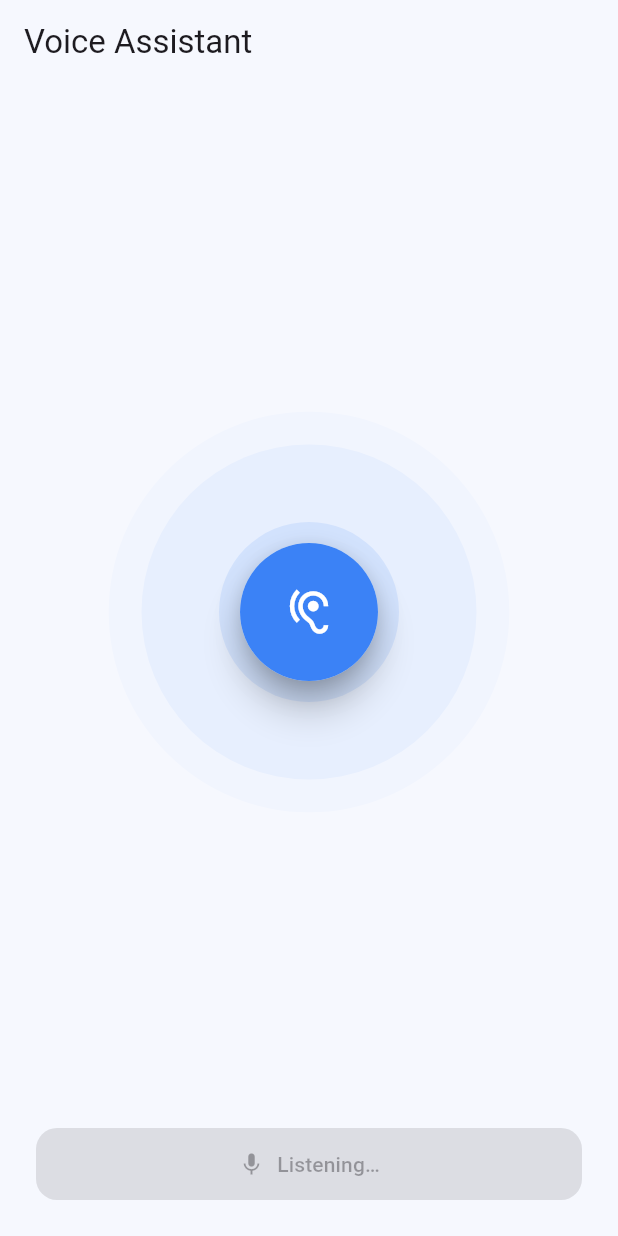
After one commit to mostafaahmd/clinico, a Flutter app: the VoiceAssistantPage screen opened by its route, after a tap on the "mic" icon, on a phone screen of 412 x 824 dp. The commit adds this screen. Run offline on Flutter 3.47's test engine with Material 3 defaults, Android fonts, the light colour scheme and no system bars; our stand-ins replace awesome_notifications, fl_chart, flutter_riverpod, flutter_tts, get_it, go_router and 3 more; missing offline and left inert: postgrest; accounts and stored records are empty.

Commit message:
feat(M2): ai voice screen

```diff
--- a/lib/core/routing/app_router.dart
+++ b/lib/core/routing/app_router.dart
@@ -13,6 +13,7 @@ import 'package:clinico/features/medicines/presentation/widgets/medicine_form_pa
 import 'package:clinico/features/onboarding/presentation/screens/onboarding_health_page.dart';
 import 'package:clinico/features/progress/presentation/screens/progress_page.dart';
 import 'package:clinico/features/settings/presentation/screens/settings_page.dart';
+import 'package:clinico/features/voice/presentation/screens/voice_assisstant_page.dart';
 import 'package:clinico/features/weight/presentation/screens/weight_list_page.dart';
 import 'package:flutter/material.dart';
 import 'package:go_router/go_router.dart';
@@ -59,6 +60,7 @@ final appRouter = GoRouter(
     GoRoute(path: '/progress',      builder: (_, __) => const ProgressPage()),
     GoRoute(path: '/settings',      builder: (_, __) => const SettingsPage()),
     GoRoute(path: '/my-weight',     builder: (_, __) => const WeightListPage()),
+    GoRoute(path: '/voice', builder: (_, __) => const VoiceAssistantPage()),
   ],
 
   // Guard/Redirect بسيط
--- /dev/null
+++ b/lib/core/voice/voice_assistant.dart
@@ -0,0 +1,41 @@
+import 'package:speech_to_text/speech_to_text.dart' as stt;
+import 'package:flutter_tts/flutter_tts.dart';
+
+class VoiceAssistant {
+  final stt.SpeechToText _stt = stt.SpeechToText();
+  final FlutterTts _tts = FlutterTts();
+
+  bool _ready = false;
+
+  Future<bool> init({String ttsLang = 'ar-SA'}) async {
+    final ok = await _stt.initialize();
+    await _tts.setLanguage(ttsLang);      // 'ar-SA' أو 'en-US'
+    await _tts.setSpeechRate(0.5);        // سرعة مريحة
+    _ready = ok;
+    return ok;
+  }
+
+  Future<String?> listenOnce({String localeId = 'ar_SA'}) async {
+    if (!_ready) {
+      final ok = await init(ttsLang: localeId == 'ar_SA' ? 'ar-SA' : 'en-US');
+      if (!ok) return null;
+    }
+    String? text;
+    await _stt.listen(
+      localeId: localeId,
+      listenFor: const Duration(seconds: 8),
+      pauseFor: const Duration(seconds: 2),
+      onResult: (r) => text = r.recognizedWords,
+      partialResults: false,
+    );
+    // انتظر لحد ما يوقف تلقائي
+    await Future.delayed(const Duration(seconds: 9));
+    await _stt.stop();
+    return (text?.trim().isEmpty ?? true) ? null : text!.trim();
+  }
+
+  Future<void> speak(String text) async {
+    await _tts.stop();
+    await _tts.speak(text);
+  }
+}
--- /dev/null
+++ b/lib/features/voice/presentation/screens/voice_assisstant_page.dart
@@ -0,0 +1,257 @@
+import 'package:clinico/core/theming/app_colors.dart';
+import 'package:clinico/core/voice/intents_engine.dart';
+import 'package:clinico/core/voice/voice_assistant.dart';
+import 'package:flutter/material.dart';
+import 'package:go_router/go_router.dart';
+
+class VoiceAssistantPage extends StatefulWidget {
+  const VoiceAssistantPage({super.key});
+
+  @override
+  State<VoiceAssistantPage> createState() => _VoiceAssistantPageState();
+}
+
+class _VoiceAssistantPageState extends State<VoiceAssistantPage>
+    with SingleTickerProviderStateMixin {
+  late final AnimationController _c;
+  final _va = VoiceAssistant();
+  final _engine = IntentsEngine();
+
+  bool _busy = false;
+  String? _lastHeard;
+  String? _lastReply;
+
+  @override
+  void initState() {
+    super.initState();
+    _c = AnimationController(
+      vsync: this,
+      duration: const Duration(seconds: 2),
+    )..repeat(); // نبضات لا نهائية
+    _va.init(ttsLang: 'ar-SA');
+  }
+
+  @override
+  void dispose() {
+    _c.dispose();
+    super.dispose();
+  }
+
+  Future<void> _listen() async {
+    if (_busy) return;
+    setState(() {
+      _busy = true;
+      _lastHeard = null;
+      _lastReply = null;
+    });
+
+    try {
+      final heard = await _va.listenOnce(localeId: 'ar_SA');
+      setState(() => _lastHeard = heard ?? '—');
+
+      if (heard == null) {
+        await _va.speak('مسمعتش كويس. حاول تاني.');
+        setState(() => _lastReply = 'مسمعتش كويس. حاول تاني.');
+      } else {
+        final intent = _engine.parse(heard);
+        final reply = await handleIntent(intent, GoRouter.of(context));
+        setState(() => _lastReply = reply);
+        await _va.speak(reply);
+      }
+    } catch (e) {
+      final msg = 'Voice error: $e';
+      setState(() => _lastReply = msg);
+      if (mounted) {
+        ScaffoldMessenger.of(context).showSnackBar(
+          SnackBar(content: Text(msg)),
+        );
+      }
+    } finally {
+      if (mounted) setState(() => _busy = false);
+    }
+  }
+
+  @override
+  Widget build(BuildContext context) {
+    return Scaffold(
+      backgroundColor: AppColors.bg,
+      appBar: AppBar(
+        title: const Text('Voice Assistant'),
+        backgroundColor: AppColors.bg,
+        surfaceTintColor: Colors.transparent,
+      ),
+      body: Padding(
+        padding: const EdgeInsets.fromLTRB(24, 12, 24, 24),
+        child: Column(
+          children: [
+            const SizedBox(height: 12),
+            // دائرة المايك مع نبضات
+            Expanded(
+              child: Center(
+                child: SizedBox(
+                  width: 240,
+                  height: 240,
+                  child: Stack(
+                    alignment: Alignment.center,
+                    children: [
+                      _PulseCircle(controller: _c, delay: 0.0),
+                      _PulseCircle(controller: _c, delay: 0.33),
+                      _PulseCircle(controller: _c, delay: 0.66),
+
+                      // زرّ المايك
+                      Material(
+                        color: Colors.white,
+                        elevation: 10,
+                        shape: const CircleBorder(),
+                        child: InkWell(
+                          customBorder: const CircleBorder(),
+                          onTap: _busy ? null : _listen,
+                          child: AnimatedContainer(
+                            duration: const Duration(milliseconds: 200),
+                            width: 92,
+                            height: 92,
+                            decoration: BoxDecoration(
+                              color: _busy ? AppColors.primary : Colors.white,
+                              shape: BoxShape.circle,
+                              boxShadow: const [
+                                BoxShadow(
+                                  color: Color(0x1A000000),
+                                  blurRadius: 16,
+                                  offset: Offset(0, 8),
+                                )
+                              ],
+                            ),
+                            child: Icon(
+                              _busy ? Icons.hearing : Icons.mic,
+                              size: 34,
+                              color: _busy ? Colors.white : AppColors.primary,
+                            ),
+                          ),
+                        ),
+                      ),
+                    ],
+                  ),
+                ),
+              ),
+            ),
+
+            // نص “استمعنا/الرد”
+            if (_lastHeard != null || _lastReply != null) ...[
+              const SizedBox(height: 8),
+              _Bubble(
+                title: 'You said',
+                text: _lastHeard ?? '',
+                alignStart: true,
+                bg: Colors.white,
+              ),
+              const SizedBox(height: 10),
+              _Bubble(
+                title: 'Assistant',
+                text: _lastReply ?? '',
+                alignStart: false,
+                bg: const Color(0xFFF2F6FF),
+              ),
+            ],
+
+            const SizedBox(height: 16),
+            // زر بديل تحت
+            SizedBox(
+              width: double.infinity,
+              child: FilledButton.icon(
+                onPressed: _busy ? null : _listen,
+                icon: const Icon(Icons.mic),
+                label: Text(_busy ? 'Listening…' : 'Tap to talk'),
+                style: FilledButton.styleFrom(
+                  backgroundColor: AppColors.primary,
+                  foregroundColor: Colors.white,
+                  padding: const EdgeInsets.symmetric(vertical: 14),
+                  shape: RoundedRectangleBorder(
+                    borderRadius: BorderRadius.circular(14),
+                  ),
+                ),
+              ),
+            ),
+          ],
+        ),
+      ),
+    );
+  }
+}
+
+/// دائرة نابضة بسيطة (سكيل + اوباسيتي)
+class _PulseCircle extends StatelessWidget {
+  const _PulseCircle({required this.controller, required this.delay});
+  final AnimationController controller;
+  final double delay;
+
+  @override
+  Widget build(BuildContext context) {
+    final curved = CurvedAnimation(
+      parent: controller,
+      curve: Interval(delay, 1.0, curve: Curves.easeOut),
+    );
+
+    return AnimatedBuilder(
+      animation: curved,
+      builder: (_, __) {
+        final t = curved.value; // 0..1
+        final scale = 1.0 + (t * 1.6); // يكبر
+        final opacity = (1.0 - t).clamp(0.0, 1.0);
+        return Transform.scale(
+          scale: scale,
+          child: Opacity(
+            opacity: opacity,
+            child: Container(
+              width: 120,
+              height: 120,
+              decoration: BoxDecoration(
+                color: AppColors.primary.withOpacity(0.12),
+                shape: BoxShape.circle,
+              ),
+            ),
+          ),
+        );
+      },
+    );
+  }
+}
+
+class _Bubble extends StatelessWidget {
+  const _Bubble({
+    required this.title,
+    required this.text,
+    required this.alignStart,
+    required this.bg,
+  });
+  final String title;
+  final String text;
+  final bool alignStart;
+  final Color bg;
+
+  @override
+  Widget build(BuildContext context) {
+    const txt = TextStyle(color: Color(0xFF475569));
+    return Align(
+      alignment: alignStart ? Alignment.centerLeft : Alignment.centerRight,
+      child: Container(
+        constraints: const BoxConstraints(maxWidth: 560),
+        padding: const EdgeInsets.all(14),
+        decoration: BoxDecoration(
+          color: bg,
+          borderRadius: BorderRadius.circular(14),
+          border: Border.all(color: const Color(0xFFE9EEF9)),
+        ),
+        child: Column(
+          crossAxisAlignment:
+              alignStart ? CrossAxisAlignment.start : CrossAxisAlignment.end,
+          children: [
+            Text(title,
+                style: const TextStyle(fontSize: 12, color: Color(0xFF94A3B8))),
+            const SizedBox(height: 4),
+            Text(text, style: txt),
+          ],
+        ),
+      ),
+    );
+  }
+}
--- a/pubspec.yaml
+++ b/pubspec.yaml
@@ -45,6 +45,10 @@ dependencies:
 
   fl_chart: ^0.68.0 # لرسم الرسوم البيانية (تقدم التغذية)
 
+  speech_to_text: ^7.3.0 # لتحويل الصوت إلى نص
+
+  flutter_tts: ^4.2.3 # لتحويل النص إلى صوت
+
 # أدوات التطوير والبناء (Dev Dependencies)
 dev_dependencies:
   # لاختبارات Flutter
```
Also changed, not shown: lib/core/voice/intents_engine.dart (added, +77 -0 lines), lib/core/voice/voice_button.dart (added, +48 -0 lines), lib/features/home/presentation/home_page.dart (+14 -8 lines), pubspec.lock, 8 other files.
